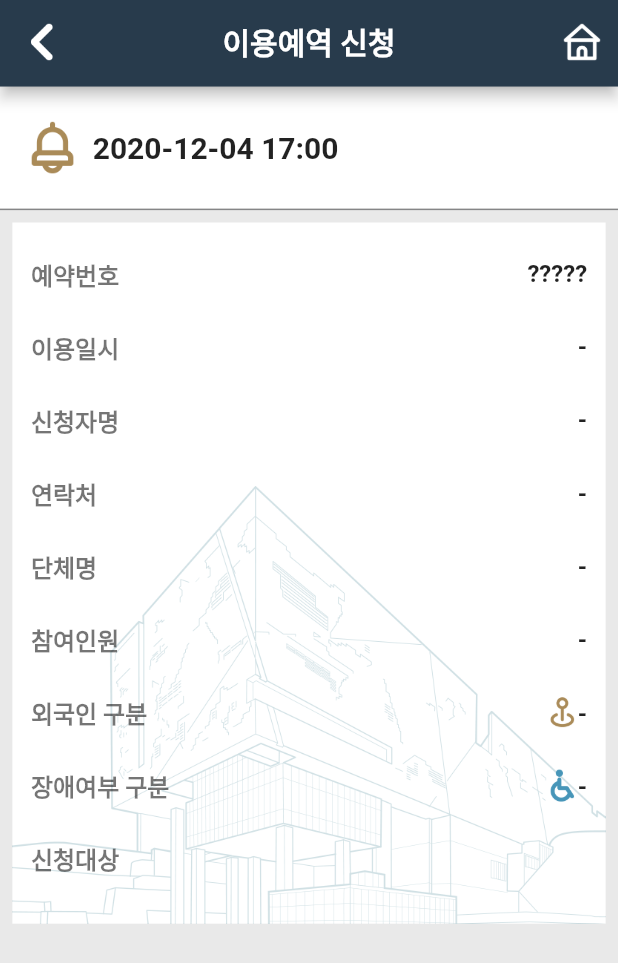
After one commit to hoheehohee/exhibition_guide_app, a Flutter app: the BookingDetailView screen opened directly, on a phone screen of 412 x 824 dp. The commit adds this screen. Shown: the top 963 px of the screen. Run offline on Flutter 3.47's test engine with Material 2 defaults, Android fonts, the phone set to English and light mode, and no system bars; our stand-ins replace audioplayers, better_player, cached_network_image, carousel_slider, dio, get and 3 more; missing offline and left inert: barcode_scan, beacons_plugin, flutter_kakao_login, flutter_login_facebook, flutter_naver_login, image_ink_well; accounts and stored records are empty; statements that could not run were skipped.

Commit message:
[feature]: 이용예약신청 UI

```diff
--- /dev/null
+++ b/lib/booking/booking_detail_view.dart
@@ -0,0 +1,157 @@
+import 'package:exhibition_guide_app/commons/custom_default_appbar.dart';
+import 'package:flutter/material.dart';
+
+class BookingDetailView extends StatefulWidget {
+  @override
+  _BookingDetailViewState createState() => _BookingDetailViewState();
+}
+
+class _BookingDetailViewState extends State<BookingDetailView> {
+  var mqd;
+  var mqw;
+  var mqh;
+
+  @override
+  Widget build(BuildContext context) {
+    mqd = MediaQuery.of(context);
+    mqw = mqd.size.width;
+    mqh = mqd.size.height;
+    return Scaffold(
+      backgroundColor: Color(0xffE9E9E9),
+      appBar: PreferredSize(
+          preferredSize: Size.fromHeight(mqd.size.height * 0.07),
+          child: CustomDefaultAppbar(title: '이용예역 신청')
+      ),
+      body: SingleChildScrollView(
+        scrollDirection: Axis.vertical,
+        child: Column(
+          mainAxisAlignment: MainAxisAlignment.start,
+          crossAxisAlignment: CrossAxisAlignment.start,
+          children: [
+            Container(
+                height: mqh * 0.1,
+                decoration: BoxDecoration(
+                  color: Colors.white,
+                  border: Border(bottom: BorderSide(color: Color(0xff858687))),
+                ),
+                child: Padding(
+                  padding: EdgeInsets.symmetric(horizontal: mqw * 0.05),
+                  child: Row(
+                    mainAxisAlignment: MainAxisAlignment.start,
+                    children: [
+                      Image.asset(
+                        "assets/images/icon/icon-alarm.png",
+                        width: mqw * 0.07,
+                      ),
+                      SizedBox(width: mqw * 0.03,),
+                      Text(
+                          "2020-12-04 17:00",
+                          style: TextStyle(fontSize: 20, fontWeight: FontWeight.w700)
+                      )
+                    ],
+                  ),
+                )
+            ),
+            Container(
+              color: Colors.white,
+              width: double.infinity,
+              margin: EdgeInsets.all(mqw * 0.02),
+              child: Column(
+                mainAxisAlignment: MainAxisAlignment.start,
+                children: [
+                  Stack(
+                    children: [
+                      Positioned.fill(
+                        child: Image.asset(
+                          "assets/images/img-back.png",
+                          fit: BoxFit.fitWidth,
+                          alignment: Alignment.bottomLeft,
+                        ),
+                      ),
+                      Padding(
+                        padding: EdgeInsets.all(mqw * 0.03),
+                        child: Column(
+                            crossAxisAlignment: CrossAxisAlignment.start,
+                            children: [
+                              SizedBox(height: 10),
+                              _bookingInfoItem(title: "예약번호", value: "?????"),
+                              _bookingInfoItem(
+                                title: "이용일시",
+                                // value: "${getValue(bd.applyDate)} ${getValue(bd.applyTime)}시"
+                                value: '-',
+                              ),
+                              _bookingInfoItem(
+                                title: "신청자명",
+                                // value: getValue(bd.name, nullString: "-")
+                                value: '-',
+                              ),
+                              _bookingInfoItem(
+                                title: "연락처",
+                                // value: getValue(bd.tel, nullString: "-")
+                                value: '-',
+                              ),
+                              _bookingInfoItem(
+                                title: '단체명',
+                                // value: getValue(bd.groupName,  nullString: "-"),
+                                value: '-',
+                              ),
+                              _bookingInfoItem(
+                                title: '참여인원',
+                                // value: getValue(bd.groupName, nullString: '0명')
+                                value: '-',
+                              ),
+                              _bookingInfoItem(
+                                title: '외국인 구분',
+                                // value: bd.langType == "B" ? "외국인" : "내국인",
+                                value: '-',
+                                imgIcon: "assets/images/icon/icon-foreigner.png"
+                              ),
+                              _bookingInfoItem(
+                                title: "장애여부 구분",
+                                // value: obstacleStatus(bd.obstacle),
+                                value: '-',
+                                imgIcon: "assets/images/icon/icon-obstacle.png"
+                              ),
+                              Text("신청대상", style: TextStyle(fontSize: 16, color: Colors.black54, fontWeight: FontWeight.w700)),
+                              // Text(applyType(bd), style: TextStyle(fontSize: 16, fontWeight: FontWeight.w700))
+                              Text("", style: TextStyle(fontSize: 16, fontWeight: FontWeight.w700))
+                            ]
+                        ),
+                      )
+                    ],
+                  )
+                ],
+              ),
+            )
+          ],
+        ),
+      ),
+    );
+  }
+
+  Widget _bookingInfoItem({ title, value, imgIcon }) {
+    return Padding(
+      padding: EdgeInsets.only(bottom: mqh * 0.03),
+      child: Row(
+          mainAxisAlignment: MainAxisAlignment.spaceBetween,
+          crossAxisAlignment: CrossAxisAlignment.center,
+          children: [
+            Text(title, style: TextStyle(fontSize: 16, color: Colors.black54, fontWeight: FontWeight.w700)),
+            imgIcon == null
+                ? Text(value, style: TextStyle(fontSize: 16, fontWeight: FontWeight.w700))
+                : Row(
+              mainAxisAlignment: MainAxisAlignment.start,
+              crossAxisAlignment: CrossAxisAlignment.start,
+              children: [
+                imgIcon != null ? Image.asset(imgIcon, width: mqw * 0.04,) : Container(),
+                Padding(
+                  padding: EdgeInsets.only(left: mqw * 0.005, top: mqw * 0.005),
+                  child: Text(value, style: TextStyle(fontSize: 16, fontWeight: FontWeight.w700)),
+                )
+              ],
+            )
+          ]
+      ),
+    );
+  }
+}
--- a/lib/booking/booking_state_view.dart
+++ b/lib/booking/booking_state_view.dart
@@ -1,3 +1,4 @@
+import 'package:exhibition_guide_app/booking/booking_detail_view.dart';
 import 'package:exhibition_guide_app/commons/custom_default_appbar.dart';
 import 'package:exhibition_guide_app/main/main_view.dart';
 import 'package:exhibition_guide_app/provider/exhibit_provider.dart';
@@ -247,6 +248,10 @@ class _BookingStateViewState extends State<BookingStateView> {
               width: double.infinity,
               color: Colors.white,
               margin: EdgeInsets.all(10),
+              child: InkWell(
+                onTap: () {
+                  Get.to(BookingDetailView());
+                },
                 child: Column(
                     mainAxisAlignment: MainAxisAlignment.start,
                     crossAxisAlignment: CrossAxisAlignment.start,
@@ -357,6 +362,7 @@ class _BookingStateViewState extends State<BookingStateView> {
                         ),
                       )
                     ]
+                ),
               )
             )
           ),
```
Lines whose indentation alone changed are shown as unchanged.
